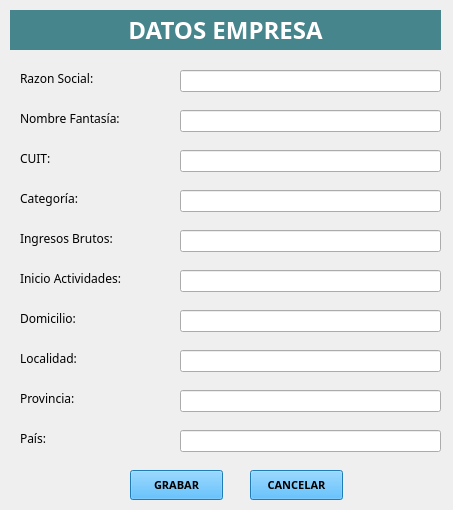
Above: negocio/ventana_datos_empresa.ui from NVidia09/Comercio before the change. Below: the same form after it.
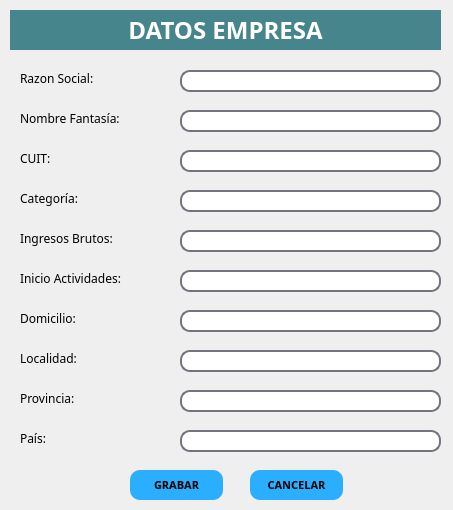
That is the form after the change.

Diff of the .ui file:
```diff
--- a/negocio/ventana_datos_empresa.ui
+++ b/negocio/ventana_datos_empresa.ui
@@ -26,7 +26,20 @@
    <string>Form</string>
   </property>
   <property name="styleSheet">
-   <string notr="true"/>
+   <string notr="true">QLineEdit{
+border-radius:10px;
+border:2px solid rgb(114, 117, 126)
+}
+
+QLineEdit:hover{
+border-radius:10px;
+border:2px solid rgb(44, 182, 125)
+}
+
+QLineEdit:focus{
+border-radius:10px;
+border:2px solid rgb(127, 90, 240)
+}</string>
   </property>
   <widget class="QLabel" name="labelArticulo_2">
    <property name="geometry">
@@ -357,6 +370,7 @@
    <property name="styleSheet">
     <string notr="true">QPushButton{
 background-color:#2caeff;
+border-radius:10px;
 }
 
 QPushButton:hover{
@@ -393,6 +407,7 @@
    <property name="styleSheet">
     <string notr="true">QPushButton{
 background-color:#2caeff;
+border-radius:10px;
 }
 
 QPushButton:hover{
```
